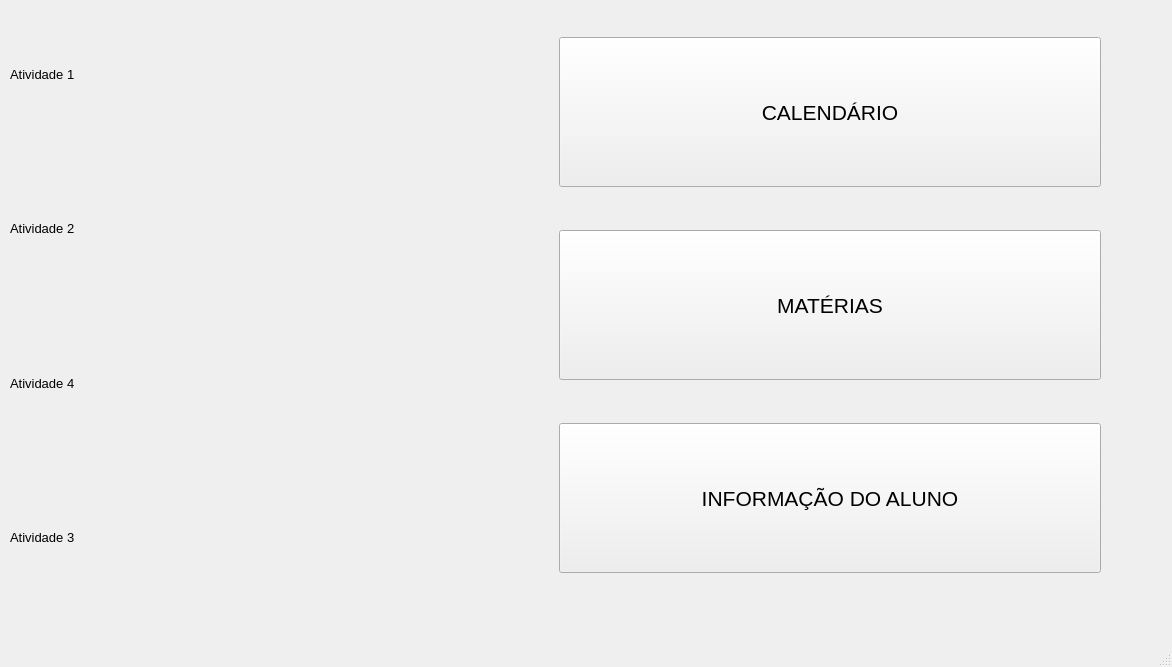
First picture: the form in mainwindow.ui, repository nayrakalinesv/t3POO, before the edit.
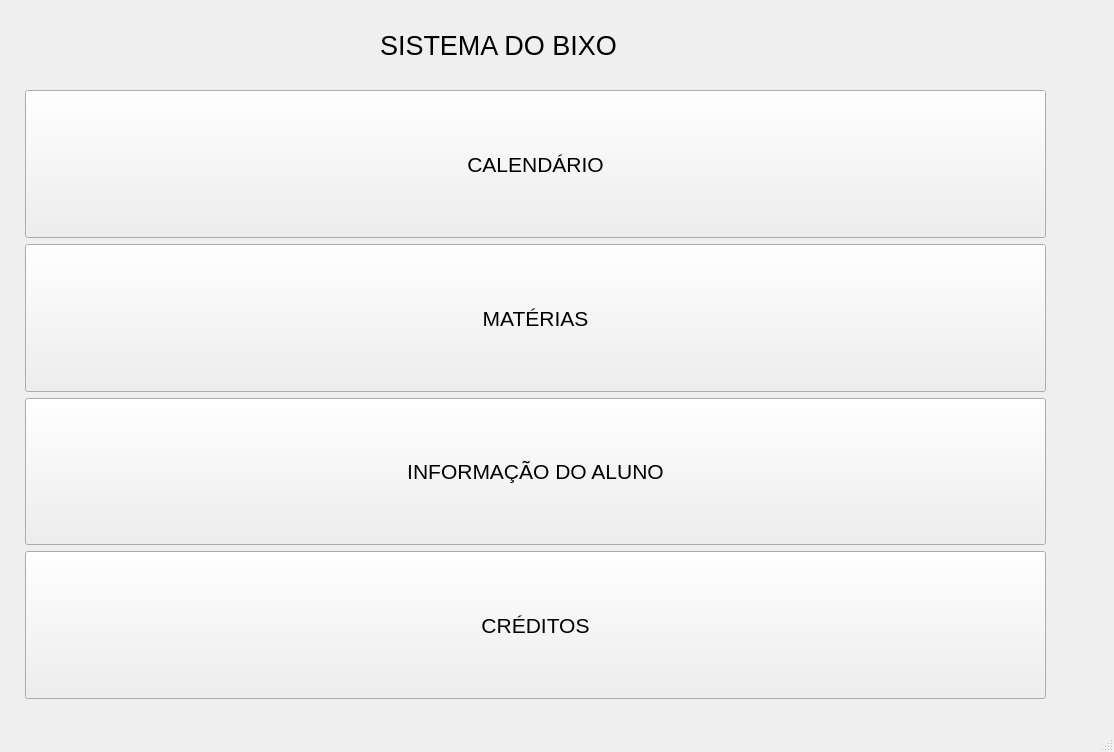
Second picture: the form after the edit.

The edit to the form file:
```diff
--- a/mainwindow.ui
+++ b/mainwindow.ui
@@ -6,83 +6,29 @@
    <rect>
     <x>0</x>
     <y>0</y>
-    <width>1172</width>
-    <height>667</height>
+    <width>1114</width>
+    <height>752</height>
    </rect>
   </property>
+  <property name="maximumSize">
+   <size>
+    <width>1500</width>
+    <height>1500</height>
+   </size>
+  </property>
   <property name="windowTitle">
    <string>MainWindow</string>
   </property>
   <widget class="QWidget" name="centralwidget">
-   <widget class="QWidget" name="horizontalLayoutWidget">
+   <widget class="QWidget" name="">
     <property name="geometry">
      <rect>
-      <x>10</x>
-      <y>0</y>
-      <width>1091</width>
-      <height>611</height>
+      <x>25</x>
+      <y>90</y>
+      <width>1021</width>
+      <height>609</height>
      </rect>
     </property>
-    <layout class="QHBoxLayout" name="horizontalLayout">
-     <item>
-      <layout class="QVBoxLayout" name="verticalLayout">
-       <item>
-        <widget class="QLabel" name="Atividade_1">
-         <property name="font">
-          <font>
-           <pointsize>10</pointsize>
-          </font>
-         </property>
-         <property name="layoutDirection">
-          <enum>Qt::LeftToRight</enum>
-         </property>
-         <property name="autoFillBackground">
-          <bool>false</bool>
-         </property>
-         <property name="text">
-          <string>Atividade 1</string>
-         </property>
-        </widget>
-       </item>
-       <item>
-        <widget class="QLabel" name="Atividade_2">
-         <property name="font">
-          <font>
-           <pointsize>10</pointsize>
-          </font>
-         </property>
-         <property name="text">
-          <string>Atividade 2</string>
-         </property>
-        </widget>
-       </item>
-       <item>
-        <widget class="QLabel" name="Atividade_4">
-         <property name="font">
-          <font>
-           <pointsize>10</pointsize>
-          </font>
-         </property>
-         <property name="text">
-          <string>Atividade 4</string>
-         </property>
-        </widget>
-       </item>
-       <item>
-        <widget class="QLabel" name="Atividade_3">
-         <property name="font">
-          <font>
-           <pointsize>10</pointsize>
-          </font>
-         </property>
-         <property name="text">
-          <string>Atividade 3</string>
-         </property>
-        </widget>
-       </item>
-      </layout>
-     </item>
-     <item>
       <layout class="QVBoxLayout" name="verticalLayout_3">
        <item>
         <widget class="QPushButton" name="btn_Calendario">
@@ -156,10 +102,50 @@
          </property>
         </widget>
        </item>
-      </layout>
+     <item>
+      <widget class="QPushButton" name="btn_Info_aluno_2">
+       <property name="maximumSize">
+        <size>
+         <width>16777215</width>
+         <height>150</height>
+        </size>
+       </property>
+       <property name="font">
+        <font>
+         <pointsize>16</pointsize>
+        </font>
+       </property>
+       <property name="text">
+        <string>CRÉDITOS</string>
+       </property>
+       <property name="iconSize">
+        <size>
+         <width>20</width>
+         <height>20</height>
+        </size>
+       </property>
+      </widget>
      </item>
     </layout>
    </widget>
+   <widget class="QLabel" name="label">
+    <property name="geometry">
+     <rect>
+      <x>380</x>
+      <y>10</y>
+      <width>301</width>
+      <height>71</height>
+     </rect>
+    </property>
+    <property name="font">
+     <font>
+      <pointsize>20</pointsize>
+     </font>
+    </property>
+    <property name="text">
+     <string>SISTEMA DO BIXO</string>
+    </property>
+   </widget>
   </widget>
   <widget class="QMenuBar" name="menubar">
    <property name="geometry">
```
Left out of the diff: 4 changed lines with no effect on the pictures. Lines whose indentation alone changed are shown as unchanged.
